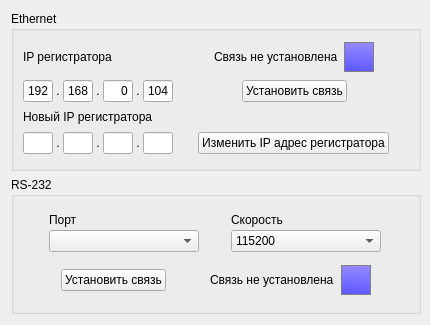
First picture: the form in Qt/connectionform.ui, repository Ore111ek/Signal-registration-complex, before the edit.
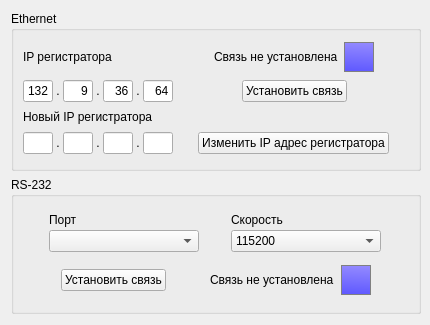
Second picture: the form after the edit.

What changed in the file:
```diff
--- a/Qt/connectionform.ui
+++ b/Qt/connectionform.ui
@@ -16,6 +16,12 @@
     <height>325</height>
    </size>
   </property>
+  <property name="maximumSize">
+   <size>
+    <width>432</width>
+    <height>325</height>
+   </size>
+  </property>
   <property name="windowTitle">
    <string>Соединение с регистратором</string>
   </property>
@@ -157,7 +163,7 @@
              <set>Qt::ImhPreferNumbers</set>
             </property>
             <property name="text">
-             <string>192</string>
+             <string>132</string>
             </property>
             <property name="alignment">
              <set>Qt::AlignRight|Qt::AlignTrailing|Qt::AlignVCenter</set>
@@ -216,7 +222,7 @@
              <set>Qt::ImhPreferNumbers</set>
             </property>
             <property name="text">
-             <string>168</string>
+             <string>9</string>
             </property>
             <property name="alignment">
              <set>Qt::AlignRight|Qt::AlignTrailing|Qt::AlignVCenter</set>
@@ -275,7 +281,7 @@
              <set>Qt::ImhPreferNumbers</set>
             </property>
             <property name="text">
-             <string>0</string>
+             <string>36</string>
             </property>
             <property name="alignment">
              <set>Qt::AlignRight|Qt::AlignTrailing|Qt::AlignVCenter</set>
@@ -334,7 +340,7 @@
              <set>Qt::ImhPreferNumbers</set>
             </property>
             <property name="text">
-             <string>104</string>
+             <string>64</string>
             </property>
             <property name="alignment">
              <set>Qt::AlignRight|Qt::AlignTrailing|Qt::AlignVCenter</set>
```
